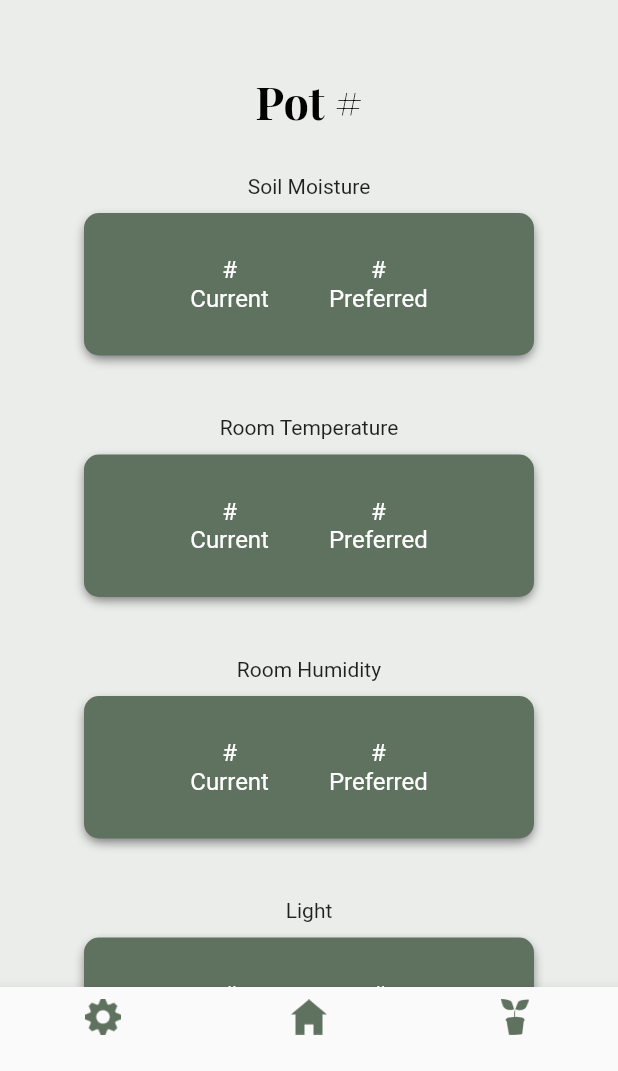
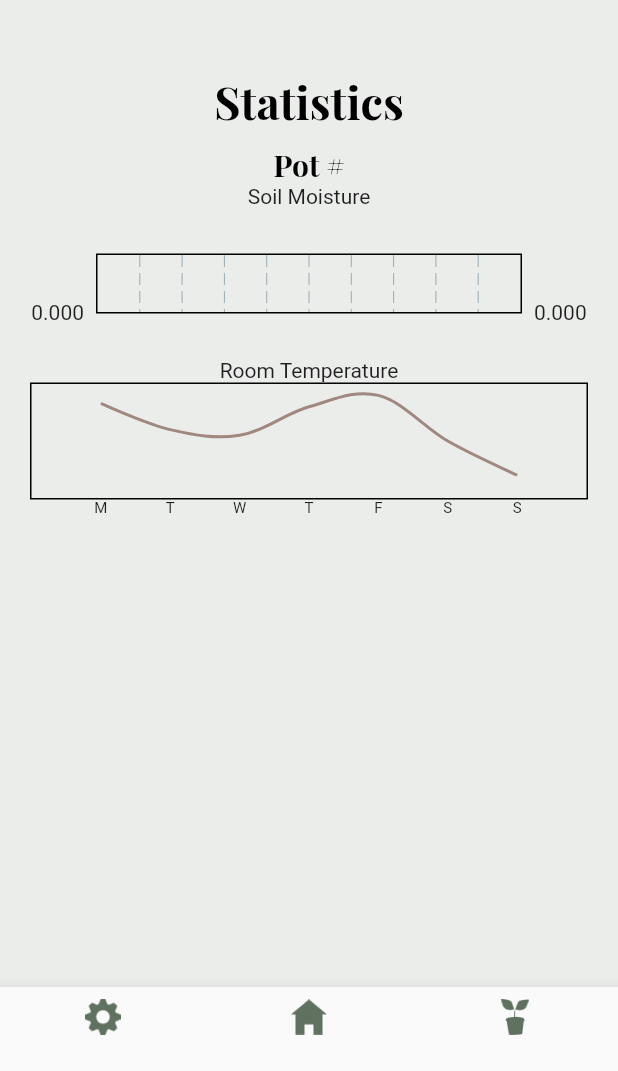
Before and after one commit to Adam1927/PlantStein, a Flutter app: the screen it shows after launch, on a phone screen of 412 x 824 dp, the part 165-1236 px from its top. Run offline on Flutter 3.47's test engine with Material 2 defaults, Android fonts, the phone set to English and light mode, and no system bars; drawn by our look-alikes of fl_chart; our stand-ins replace flutter_dotenv, google_fonts.

Commit message:
save work

```diff
--- a/frontend/lib/main.dart
+++ b/frontend/lib/main.dart
@@ -2,8 +2,8 @@ import 'package:flutter/foundation.dart';
 import 'package:flutter/material.dart';
 import 'package:flutter_dotenv/flutter_dotenv.dart';
 import 'package:plant_stein/plant_catalogue.dart';
-import 'package:plant_stein/pot_details_page.dart';
 import 'package:plant_stein/settings.dart';
+import 'package:plant_stein/statistics.dart';
 import 'insert_test_data.dart';
 import 'room_page.dart';
 
@@ -64,7 +64,7 @@ class _RootPageState extends State<RootPage> {
           centerTitle: true,
           backgroundColor: const Color(0xFFEBEDEB),
         ),
-        body: const PotDetails(1) /*screens[currentPage]*/,
+        body: const Statistics() /*screens[currentPage]*/,
         backgroundColor: const Color(0xFFEBEDEB),
         bottomNavigationBar: BottomNavigationBar(
           // currentIndex: currentPage,
--- /dev/null
+++ b/frontend/lib/moisture_stats_design.dart
@@ -0,0 +1,21 @@
+import 'package:flutter/material.dart';
+import 'package:fl_chart/fl_chart.dart';
+
+class MoistureStatsDesign extends StatefulWidget {
+  const MoistureStatsDesign({super.key});
+
+  @override
+  State<MoistureStatsDesign> createState() => _MoistureStatsDesignState();
+}
+
+class _MoistureStatsDesignState extends State<MoistureStatsDesign> {
+  @override
+  Widget build(BuildContext context) {
+    return Container(
+      height: 100,
+      child: BarChart(
+        BarChartData(),
+      ),
+    );
+  }
+}
--- a/frontend/lib/pot_details_page.dart
+++ b/frontend/lib/pot_details_page.dart
@@ -1,14 +1,11 @@
 import 'package:flutter/material.dart';
-import 'package:flutter/src/widgets/framework.dart';
-import 'package:flutter/src/widgets/placeholder.dart';
 import 'package:google_fonts/google_fonts.dart';
-import 'plant_details.dart';
-import 'package:http/http.dart' as http;
 
 class PotDetails extends StatefulWidget {
   final int potId;
   const PotDetails(this.potId, {super.key});
 
+  @override
   State<PotDetails> createState() => _PotDetailsState();
 }
 
--- /dev/null
+++ b/frontend/lib/statistics.dart
@@ -0,0 +1,56 @@
+import 'package:flutter/material.dart';
+import 'package:google_fonts/google_fonts.dart';
+import 'package:plant_stein/moisture_stats_design.dart';
+import 'package:plant_stein/temperature_stats_design.dart';
+
+class Statistics extends StatefulWidget {
+  const Statistics({super.key});
+
+  @override
+  State<Statistics> createState() => _StatisticsState();
+}
+
+class _StatisticsState extends State<Statistics> {
+  @override
+  Widget build(BuildContext context) {
+    debugPrint("loading statistics for pot ");
+    return SingleChildScrollView(
+      child: Column(
+        children: [
+          AppBar(
+            title: Text(
+              'Statistics',
+              textAlign: TextAlign.center,
+              style: GoogleFonts.playfairDisplay(
+                  color: Colors.black,
+                  fontSize: 30,
+                  fontWeight: FontWeight.bold),
+            ),
+            centerTitle: true,
+            elevation: 0.0,
+            backgroundColor: const Color(0xFFEBEDEB),
+          ),
+          Container(
+            padding: const EdgeInsets.symmetric(horizontal: 20.0),
+            child: Column(
+              children: [
+                Text(
+                  'Pot #',
+                  textAlign: TextAlign.center,
+                  style: GoogleFonts.playfairDisplay(
+                      color: Colors.black,
+                      fontSize: 20,
+                      fontWeight: FontWeight.bold),
+                ),
+                const Text('Soil Moisture'),
+                const MoistureStatsDesign(),
+                const Text('Room Temperature'),
+                const TemperatureStatsDesign(),
+              ],
+            ),
+          ),
+        ],
+      ),
+    );
+  }
+}
--- /dev/null
+++ b/frontend/lib/temperature_stats_design.dart
@@ -0,0 +1,96 @@
+import 'package:flutter/material.dart';
+import 'package:fl_chart/fl_chart.dart';
+
+class TemperatureStatsDesign extends StatefulWidget {
+  const TemperatureStatsDesign({super.key});
+
+  @override
+  State<TemperatureStatsDesign> createState() => _TemperatureStatsDesignState();
+}
+
+class _TemperatureStatsDesignState extends State<TemperatureStatsDesign> {
+  @override
+  Widget build(BuildContext context) {
+    return Container(
+      height: 100,
+      child: LineChart(
+        LineChartData(
+          minX: 0,
+          maxX: 8,
+          minY: 0,
+          maxY: 10,
+          lineBarsData: [
+            LineChartBarData(
+              spots: [
+                const FlSpot(1, 8.3),
+                const FlSpot(2, 6),
+                const FlSpot(3, 5.5),
+                const FlSpot(4, 8),
+                const FlSpot(5, 9),
+                const FlSpot(6, 5),
+                const FlSpot(7, 2),
+              ],
+              isCurved: true,
+              barWidth: 2,
+              color: Colors.brown.shade300,
+              dotData: FlDotData(
+                show: false,
+              ),
+            )
+          ],
+          gridData: FlGridData(
+            show: false,
+          ),
+          titlesData: FlTitlesData(
+            leftTitles: AxisTitles(
+              sideTitles: SideTitles(showTitles: false),
+            ),
+            rightTitles: AxisTitles(
+              sideTitles: SideTitles(showTitles: false),
+            ),
+            topTitles: AxisTitles(
+              sideTitles: SideTitles(showTitles: false),
+            ),
+            bottomTitles: AxisTitles(
+              sideTitles: SideTitles(
+                showTitles: true,
+                getTitlesWidget: (value, meta) {
+                  String text = '';
+                  switch (value.toInt()) {
+                    case 1:
+                      text = "M";
+                      break;
+                    case 2:
+                      text = "T";
+                      break;
+                    case 3:
+                      text = "W";
+                      break;
+                    case 4:
+                      text = "T";
+                      break;
+                    case 5:
+                      text = "F";
+                      break;
+                    case 6:
+                      text = "S";
+                      break;
+                    case 7:
+                      text = "S";
+                      break;
+                    default:
+                      return Container();
+                  }
+                  return Text(text,
+                      style: const TextStyle(
+                        fontSize: 10,
+                      ));
+                },
+              ),
+            ),
+          ),
+        ),
+      ),
+    );
+  }
+}
--- a/frontend/pubspec.yaml
+++ b/frontend/pubspec.yaml
@@ -37,6 +37,7 @@ dependencies:
   google_fonts: ^4.0.4
   flutter_dotenv: ^5.0.2
   http: ^0.13.6
+  fl_chart: ^0.62.0
 
 dev_dependencies:
   flutter_test:
```
Also changed, not shown: frontend/pubspec.lock, 1 other file.
